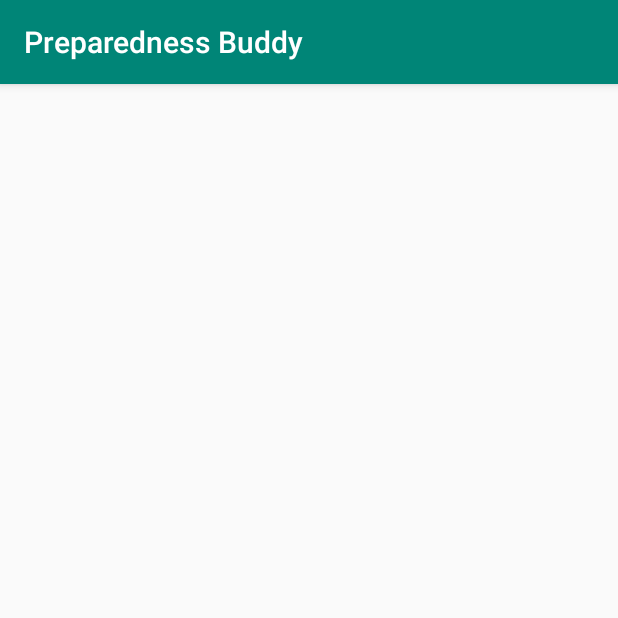
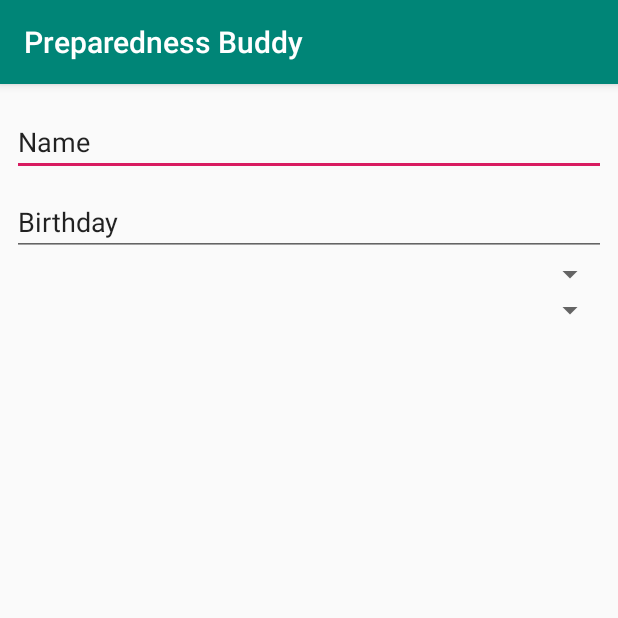
Before and after one commit to bluebeasley/fallout-friend, an Android app: the FormInputActivity screen opened directly, with no data from a screen before it, on a phone screen of 412 x 824 dp, the top half of it. Run offline under Robolectric (Android 15) with nearby library versions, the phone set to English and light mode, and no system bars.

Commit message:
form input stuff

```diff
--- /dev/null
+++ b/app/src/main/java/com/booisajerk/preparednessbuddy/FormData.kt
@@ -0,0 +1 @@
+package com.booisajerk.preparednessbuddy
--- a/app/src/main/res/layout/activity_form_input.xml
+++ b/app/src/main/res/layout/activity_form_input.xml
@@ -7,4 +7,37 @@
         android:layout_height="match_parent"
         tools:context=".FormInputActivity">
 
+    <EditText
+            android:layout_width="0dp"
+            android:layout_height="wrap_content"
+            android:inputType="textPersonName"
+            android:text="Name"
+            android:ems="10"
+            android:id="@+id/textName" app:layout_constraintTop_toTopOf="parent" android:layout_marginTop="16dp"
+            app:layout_constraintStart_toStartOf="parent" android:layout_marginStart="8dp"
+            app:layout_constraintEnd_toEndOf="parent" android:layout_marginEnd="8dp"
+            android:contentDescription="textName"/>
+    <EditText
+            android:layout_width="0dp"
+            android:layout_height="wrap_content"
+            android:inputType="date"
+            android:ems="10"
+            android:id="@+id/textBirthday" app:layout_constraintTop_toBottomOf="@+id/textName"
+            app:layout_constraintEnd_toEndOf="parent" android:layout_marginEnd="8dp"
+            app:layout_constraintStart_toStartOf="parent" android:layout_marginStart="8dp"
+            android:layout_marginTop="8dp" android:text="Birthday"/>
+    <Spinner
+            android:layout_width="0dp"
+            android:layout_height="wrap_content"
+            android:id="@+id/spinnerRelationship"
+            app:layout_constraintStart_toStartOf="parent"
+            android:layout_marginStart="8dp" android:layout_marginEnd="8dp"
+            app:layout_constraintEnd_toEndOf="parent"
+            app:layout_constraintHorizontal_bias="0.0" app:layout_constraintTop_toBottomOf="@+id/textBirthday"/>
+    <Spinner
+            android:layout_width="match_parent"
+            android:layout_height="wrap_content" android:id="@+id/spinnerMedical"
+            app:layout_constraintTop_toBottomOf="@+id/spinnerRelationship"
+            app:layout_constraintStart_toStartOf="parent" android:layout_marginStart="8dp"
+            app:layout_constraintEnd_toEndOf="parent" android:layout_marginEnd="8dp"/>
 </androidx.constraintlayout.widget.ConstraintLayout>
```
